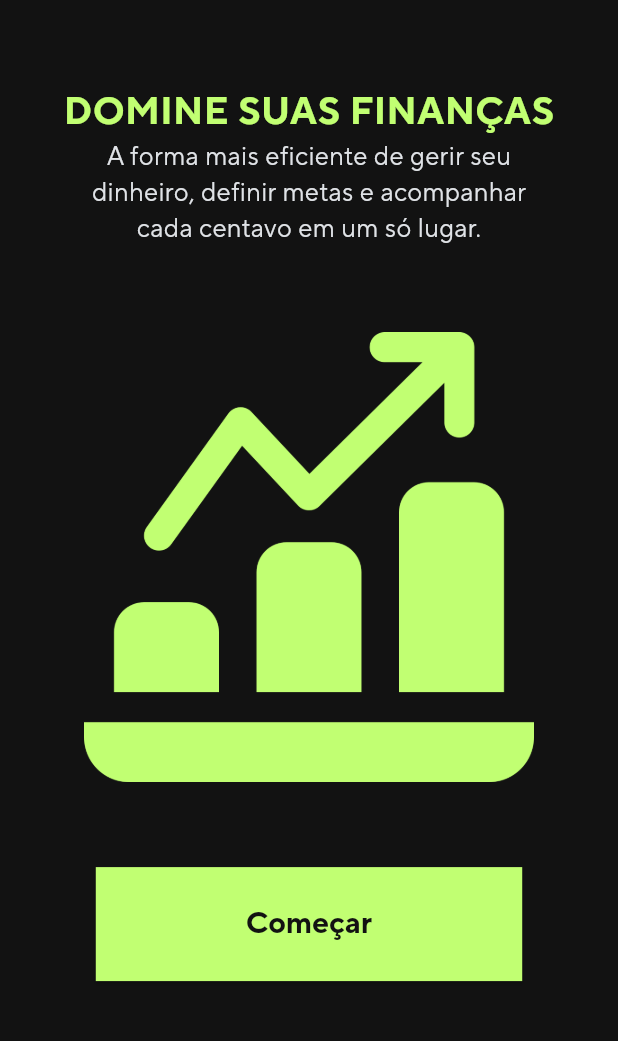
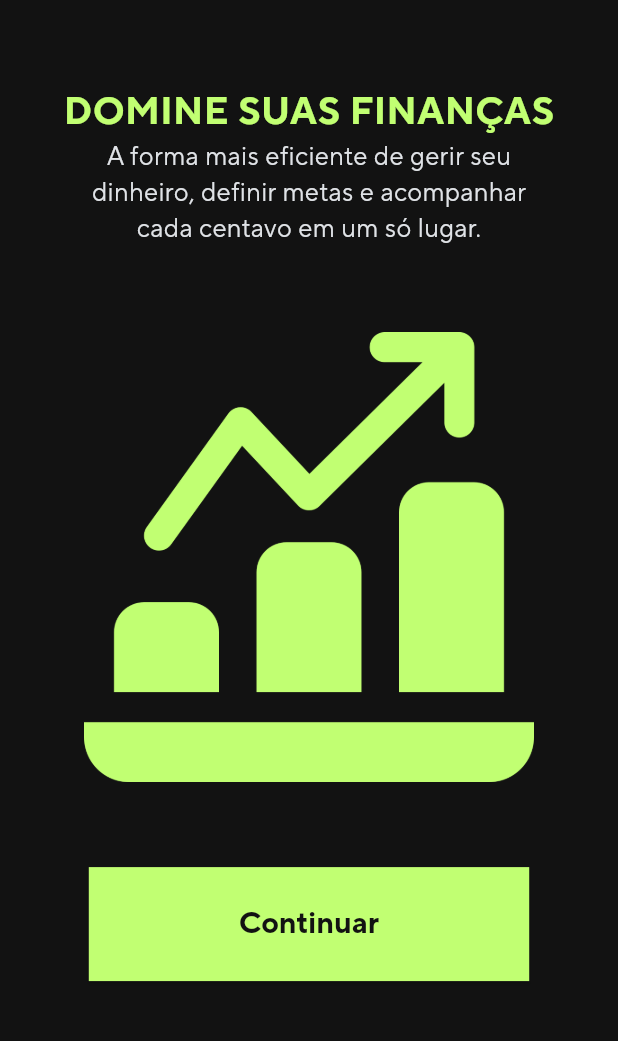
Before and after one commit to andreluiisdantas/Rise-Finance, a Flutter app: the Onboarding screen opened directly, on a phone screen of 412 x 824 dp, the part 170-1211 px from its top. Run offline on Flutter 3.47's test engine with Material 3 defaults, Android fonts, the phone set to English and light mode, and no system bars.

Commit message:
Altered the button text

```diff
--- a/rise_finance/lib/pages/onboarding.dart
+++ b/rise_finance/lib/pages/onboarding.dart
@@ -55,7 +55,7 @@ class Onboarding extends StatelessWidget {
                 onPressed: (){
                   Navigator.push(context, MaterialPageRoute(builder: (context) => Cadastro()));
                 },
-                child: Text("Começar")
+                child: Text("Continuar")
               )
             ],
           ),
```
